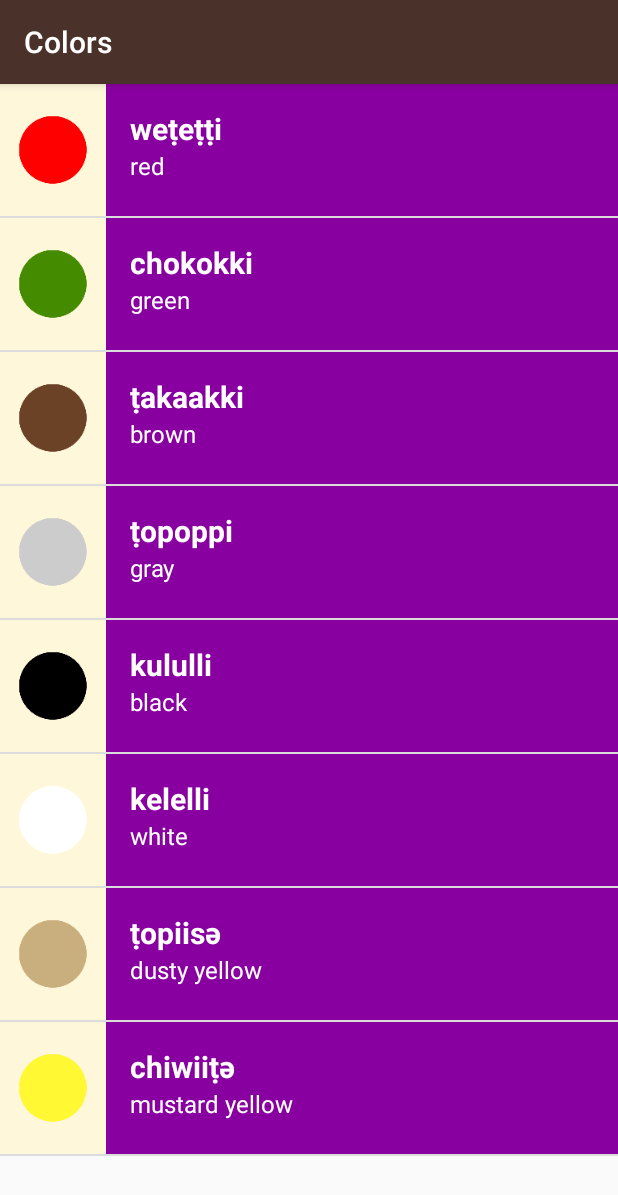
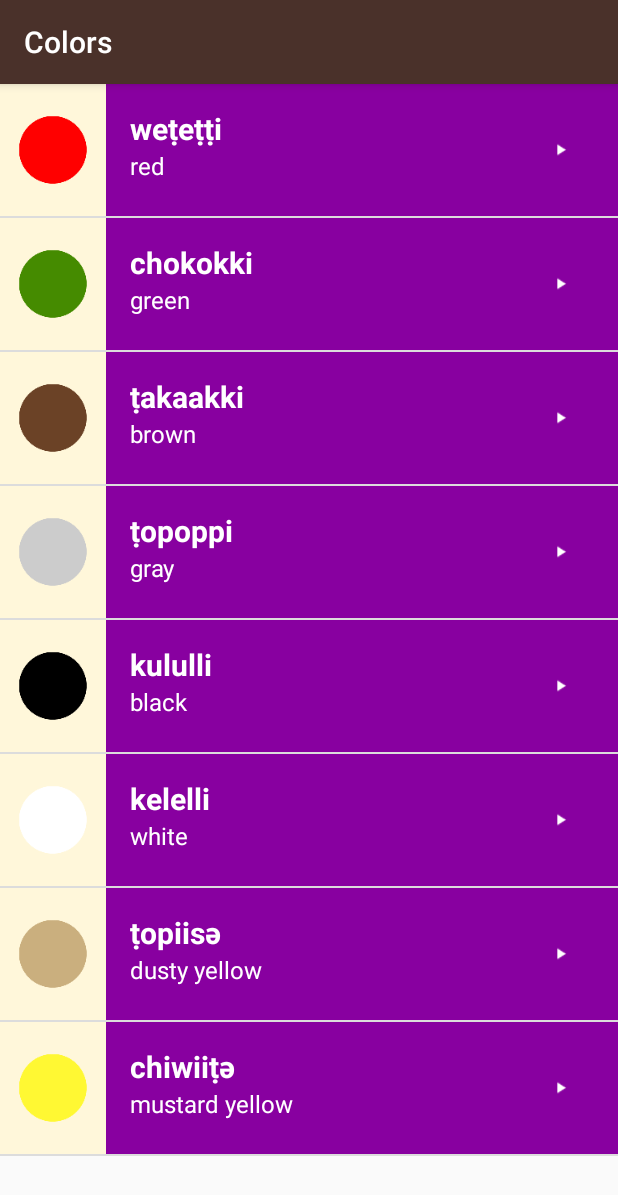
Before and after one commit to imanshaterian/miwok, an Android app: the ColorsActivity screen opened directly, with no data from a screen before it, on a phone screen of 412 x 824 dp. Shown: the top 1195 px of the screen. Run offline under Robolectric (Android 15) with nearby library versions, the phone set to English and light mode, and no system bars.

Commit message:
adding play icon to list items. and somthing else that i don't remember.

```diff
--- a/Miwok/app/src/main/res/layout/list_item.xml
+++ b/Miwok/app/src/main/res/layout/list_item.xml
@@ -21,9 +21,14 @@
         android:layout_width="match_parent"
         android:layout_height="match_parent"
         android:layout_weight="4"
-        android:orientation="vertical"
+        android:orientation="horizontal"
         android:padding="16dp">
 
+        <LinearLayout
+            android:layout_width="match_parent"
+            android:layout_height="match_parent"
+            android:orientation="vertical"
+            android:layout_weight="4">
             <TextView
                 android:id="@+id/miwokListItem"
                 android:layout_width="match_parent"
@@ -38,13 +43,19 @@
                 android:layout_height="wrap_content"
                 android:textColor="#fff"
                 android:textSize="16sp" />
+        </LinearLayout>
+
+
+        <ImageView
+            android:layout_width="24dp"
+            android:layout_height="24dp"
+            android:src="@drawable/baseline_play_arrow_white_24dp"
+            android:layout_gravity="center"
+            android:layout_margin="16dp"
+            android:contentDescription="@string/arrow_key"
+            android:layout_weight="1"/>
 
     </LinearLayout>
 
-    <!--    <Button-->
-    <!--        android:id="@+id/playButton"-->
-    <!--        android:layout_width="@dimen/list_item_height"-->
-    <!--        android:layout_height="@dimen/list_item_height"-->
-    <!--        android:background="@drawable/color_white"-->
-    <!--        android:layout_weight="1"/>-->
+
 </LinearLayout>
--- a/Miwok/app/src/main/res/values/strings.xml
+++ b/Miwok/app/src/main/res/values/strings.xml
@@ -28,4 +28,5 @@
     <!-- Category name for the vocabulary words for family members [CHAR LIMIT=20] -->
     <string name="category_family">Family Members</string>
     <string name="picture">picture</string>
+    <string name="arrow_key">arrow key</string>
 </resources>
```
Also changed, not shown: Miwok/app/src/main/java/com/example/android/miwok/ColorsActivity.java (+10 -0 lines), Miwok/app/src/main/java/com/example/android/miwok/FamilyActivity.java (+10 -0 lines), Miwok/app/src/main/java/com/example/android/miwok/NumbersActivity.java (+11 -0 lines), Miwok/app/src/main/java/com/example/android/miwok/PhrasesActivity.java (+10 -0 lines), Miwok/app/src/main/res/drawable-mdpi/baseline_play_arrow_white_24dp.png (added), Miwok/app/src/main/res/drawable-xxxhdpi/baseline_play_arrow_white_24dp.png (added). Lines whose indentation alone changed are shown as unchanged.
